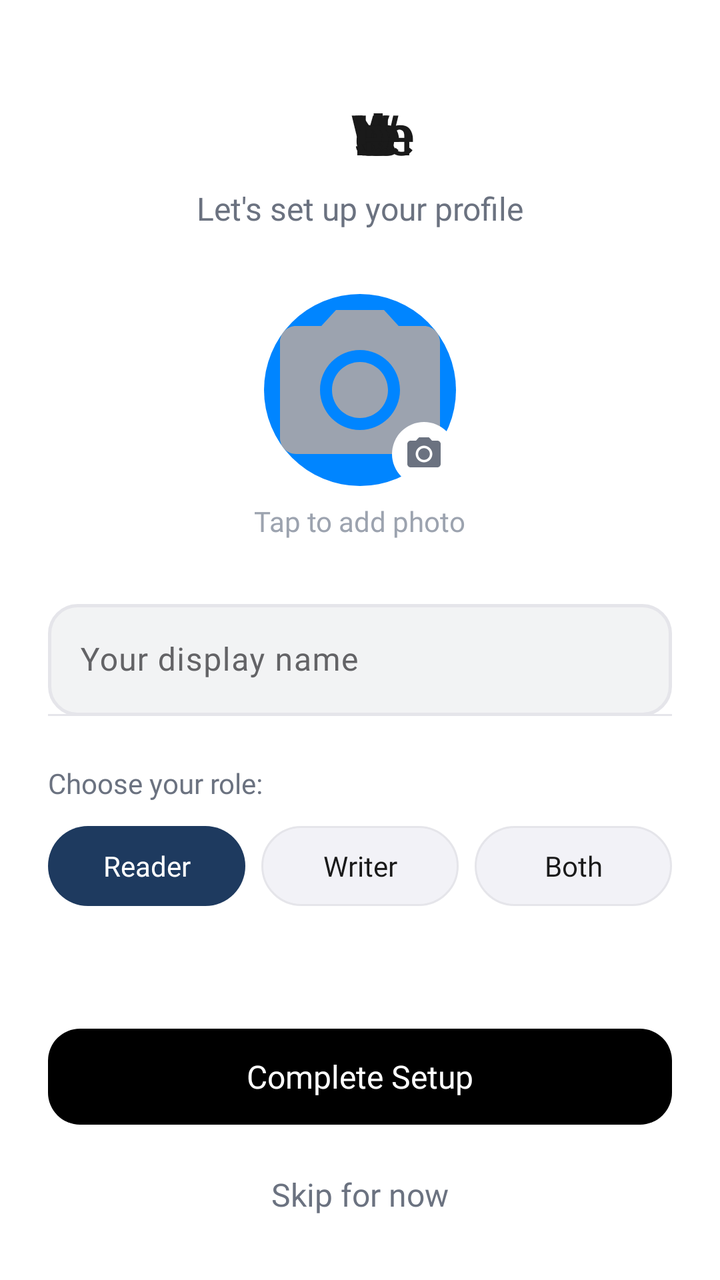
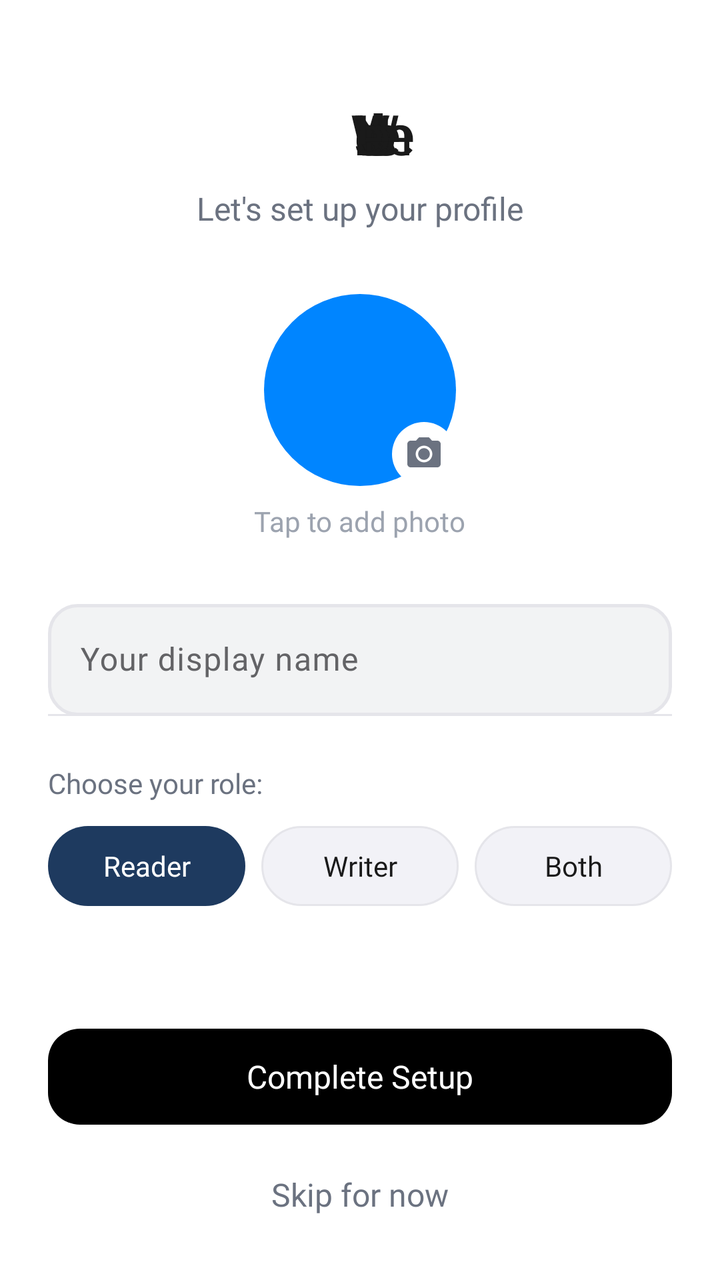

Compare the two renders of this Android layout. The source of the first and the diff that turns it into the second are given below.
<!-- AndroidManifest.xml: application theme Theme.NovelVerse -->
<!-- res/layout/fragment_profile_setup.xml -->
<?xml version="1.0" encoding="utf-8"?>
<FrameLayout
    xmlns:android="http://schemas.android.com/apk/res/android"
    xmlns:app="http://schemas.android.com/apk/res-auto"
    android:layout_width="match_parent"
    android:layout_height="match_parent"
    android:background="@color/white">

    <androidx.core.widget.NestedScrollView
        android:layout_width="match_parent"
        android:layout_height="match_parent"
        android:fillViewport="true">

        <LinearLayout
            android:layout_width="match_parent"
            android:layout_height="wrap_content"
            android:orientation="vertical"
            android:paddingHorizontal="24dp"
            android:paddingTop="48dp"
            android:paddingBottom="24dp"
            android:gravity="center_horizontal">

            
            <TextView
                android:layout_width="match_parent"
                android:layout_height="wrap_content"
                android:text="@string/welcome_to_novelverse"
                android:textSize="28sp"
                android:textColor="@color/onboarding_text_primary"
                android:fontFamily="@font/inter_bold"
                android:letterSpacing="-0.5"
                android:gravity="center" />

            
            <TextView
                android:layout_width="match_parent"
                android:layout_height="wrap_content"
                android:layout_marginTop="8dp"
                android:text="@string/lets_set_up_profile"
                android:textSize="16sp"
                android:textColor="@color/onboarding_text_secondary"
                android:fontFamily="@font/inter_regular"
                android:gravity="center" />

            
            <FrameLayout
                android:layout_width="96dp"
                android:layout_height="96dp"
                android:layout_marginTop="32dp">

                <ImageView
                    android:id="@+id/avatar_image"
                    android:layout_width="96dp"
                    android:layout_height="96dp"
                    android:scaleType="centerCrop"
                    android:background="@drawable/bg_avatar_circle"
                    android:src="@drawable/ic_camera"
                    android:tint="@color/onboarding_text_tertiary"
                    android:contentDescription="@string/profile_photo" />

                <ImageView
                    android:layout_width="32dp"
                    android:layout_height="32dp"
                    android:layout_gravity="bottom|end"
                    android:background="@drawable/bg_avatar_circle"
                    android:backgroundTint="@color/white"
                    android:src="@drawable/ic_camera"
                    android:tint="@color/onboarding_text_secondary"
                    android:padding="6dp"
                    android:contentDescription="@string/camera" />
            </FrameLayout>

            <TextView
                android:layout_width="wrap_content"
                android:layout_height="wrap_content"
                android:layout_marginTop="8dp"
                android:text="@string/tap_to_add_photo"
                android:textSize="14sp"
                android:textColor="@color/onboarding_text_tertiary"
                android:fontFamily="@font/inter_regular" />

            
            <com.google.android.material.textfield.TextInputLayout
                android:id="@+id/name_layout"
                android:layout_width="match_parent"
                android:layout_height="wrap_content"
                android:layout_marginTop="32dp"
                android:hint="@string/your_display_name"
                style="@style/Widget.Material3.TextInputLayout.FilledBox">
                <com.google.android.material.textfield.TextInputEditText
                    android:id="@+id/name_input"
                    android:layout_width="match_parent"
                    android:layout_height="56dp"
                    android:textSize="16sp"
                    android:inputType="textPersonName"
                    android:background="@drawable/bg_onboarding_chip_unselected" />
            </com.google.android.material.textfield.TextInputLayout>

            
            <TextView
                android:layout_width="match_parent"
                android:layout_height="wrap_content"
                android:layout_marginTop="24dp"
                android:text="@string/choose_your_role"
                android:textSize="14sp"
                android:textColor="@color/onboarding_text_secondary"
                android:fontFamily="@font/inter_medium" />

            
            <LinearLayout
                android:layout_width="match_parent"
                android:layout_height="wrap_content"
                android:layout_marginTop="12dp"
                android:gravity="center"
                android:orientation="horizontal">

                <TextView
                    android:id="@+id/pill_reader"
                    android:layout_width="0dp"
                    android:layout_height="40dp"
                    android:layout_weight="1"
                    android:gravity="center"
                    android:text="@string/reader"
                    android:textSize="14sp"
                    android:textColor="@color/white"
                    android:fontFamily="@font/inter_medium"
                    android:background="@drawable/bg_role_pill_selected" />

                <View android:layout_width="8dp" android:layout_height="0dp" />

                <TextView
                    android:id="@+id/pill_writer"
                    android:layout_width="0dp"
                    android:layout_height="40dp"
                    android:layout_weight="1"
                    android:gravity="center"
                    android:text="@string/writer"
                    android:textSize="14sp"
                    android:textColor="@color/onboarding_text_primary"
                    android:fontFamily="@font/inter_medium"
                    android:background="@drawable/bg_role_pill_unselected" />

                <View android:layout_width="8dp" android:layout_height="0dp" />

                <TextView
                    android:id="@+id/pill_both"
                    android:layout_width="0dp"
                    android:layout_height="40dp"
                    android:layout_weight="1"
                    android:gravity="center"
                    android:text="@string/both"
                    android:textSize="14sp"
                    android:textColor="@color/onboarding_text_primary"
                    android:fontFamily="@font/inter_medium"
                    android:background="@drawable/bg_role_pill_unselected" />
            </LinearLayout>

            
            <View
                android:layout_width="0dp"
                android:layout_height="0dp"
                android:layout_weight="1" />

            
            <com.google.android.material.button.MaterialButton
                android:id="@+id/btn_complete"
                android:layout_width="match_parent"
                android:layout_height="56dp"
                android:layout_marginTop="32dp"
                android:text="@string/complete_setup"
                android:textSize="16sp"
                android:textColor="@color/white"
                android:fontFamily="@font/inter_semibold"
                app:backgroundTint="@color/black"
                app:cornerRadius="16dp" />

            
            <TextView
                android:id="@+id/btn_skip"
                android:layout_width="wrap_content"
                android:layout_height="wrap_content"
                android:layout_marginTop="12dp"
                android:layout_gravity="center_horizontal"
                android:text="@string/skip_for_now"
                android:textSize="16sp"
                android:textColor="@color/onboarding_text_secondary"
                android:fontFamily="@font/inter_medium"
                android:background="?attr/selectableItemBackground"
                android:clickable="true"
                android:focusable="true"
                android:padding="8dp" />

        </LinearLayout>

    </androidx.core.widget.NestedScrollView>

</FrameLayout>
<!-- resources referenced by this layout -->
<resources>
  <style name="Theme.NovelVerse" parent="Theme.Material3.Light.NoActionBar">
  
          
          <item name="colorPrimary">@color/primary</item>
          <item name="colorPrimaryDark">@color/primary_dark</item>
          <item name="colorPrimaryContainer">@color/icon_bg_tint</item>
          <item name="colorOnPrimary">@color/on_primary</item>
          <item name="colorOnPrimaryContainer">@color/primary_dark</item>
  
          <item name="colorSecondary">@color/secondary</item>
          <item name="colorSecondaryContainer">@color/surface_variant</item>
          <item name="colorOnSecondary">@color/on_secondary</item>
          <item name="colorOnSecondaryContainer">@color/secondary_dark</item>
  
          <item name="colorTertiary">@color/accent</item>
          <item name="colorTertiaryContainer">@color/success_light</item>
          <item name="colorOnTertiary">@color/on_accent</item>
  
          
          <item name="android:colorBackground">@color/background</item>
          <item name="android:windowBackground">@drawable/bg_app_main</item>
  
          
          <item name="colorSurface">@color/surface</item>
          <item name="colorSurfaceVariant">@color/surface_variant</item>
  
          
          <item name="colorOnBackground">@color/text_primary_dark</item>
  
          
          <item name="colorOnSurface">@color/text_primary</item>
          <item name="colorOnSurfaceVariant">@color/text_secondary</item>
  
          
          <item name="colorError">@color/error</item>
          <item name="colorErrorContainer">@color/error_light</item>
          <item name="colorOnError">@color/white</item>
  
          
          <item name="colorOutline">@color/border</item>
  
          
          <item name="android:statusBarColor">@android:color/transparent</item>
          <item name="android:windowLightStatusBar" tools:targetApi="m">false</item>
          <item name="android:navigationBarColor">@android:color/transparent</item>
          <item name="android:windowLightNavigationBar" tools:targetApi="o_mr1">false</item>
          <item name="android:windowDrawsSystemBarBackgrounds">true</item>
          <item name="android:windowTranslucentStatus">false</item>
          <item name="android:windowTranslucentNavigation">false</item>
  
          
          <item name="textAppearanceDisplayLarge">@style/TextAppearance.NovelVerse.DisplayLarge</item>
          <item name="textAppearanceDisplayMedium">@style/TextAppearance.NovelVerse.DisplayMedium</item>
          <item name="textAppearanceDisplaySmall">@style/TextAppearance.NovelVerse.DisplaySmall</item>
          <item name="textAppearanceHeadlineLarge">@style/TextAppearance.NovelVerse.HeadlineLarge</item>
          <item name="textAppearanceHeadlineMedium">@style/TextAppearance.NovelVerse.HeadlineMedium</item>
          <item name="textAppearanceHeadlineSmall">@style/TextAppearance.NovelVerse.HeadlineSmall</item>
          <item name="textAppearanceTitleLarge">@style/TextAppearance.NovelVerse.TitleLarge</item>
          <item name="textAppearanceTitleMedium">@style/TextAppearance.NovelVerse.TitleMedium</item>
          <item name="textAppearanceTitleSmall">@style/TextAppearance.NovelVerse.TitleSmall</item>
          <item name="textAppearanceBodyLarge">@style/TextAppearance.NovelVerse.BodyLarge</item>
          <item name="textAppearanceBodyMedium">@style/TextAppearance.NovelVerse.BodyMedium</item>
          <item name="textAppearanceBodySmall">@style/TextAppearance.NovelVerse.BodySmall</item>
          <item name="textAppearanceLabelLarge">@style/TextAppearance.NovelVerse.LabelLarge</item>
          <item name="textAppearanceLabelMedium">@style/TextAppearance.NovelVerse.LabelMedium</item>
          <item name="textAppearanceLabelSmall">@style/TextAppearance.NovelVerse.LabelSmall</item>
  
          
          <item name="shapeAppearanceSmallComponent">@style/ShapeAppearance.NovelVerse.SmallComponent</item>
          <item name="shapeAppearanceMediumComponent">@style/ShapeAppearance.NovelVerse.MediumComponent</item>
          <item name="shapeAppearanceLargeComponent">@style/ShapeAppearance.NovelVerse.LargeComponent</item>
  
          
          <item name="materialButtonStyle">@style/Widget.NovelVerse.Button</item>
          <item name="materialButtonOutlinedStyle">@style/Widget.NovelVerse.Button.Outlined</item>
          <item name="textButtonStyle">@style/Widget.NovelVerse.Button.Text</item>
          <item name="materialCardViewStyle">@style/Widget.NovelVerse.Card</item>
          <item name="textInputStyle">@style/Widget.NovelVerse.TextInput</item>
          <item name="bottomNavigationStyle">@style/Widget.NovelVerse.BottomNav</item>
          <item name="toolbarStyle">@style/Widget.NovelVerse.Toolbar</item>
          <item name="tabStyle">@style/Widget.NovelVerse.Tab</item>
          <item name="chipStyle">@style/Widget.NovelVerse.Chip</item>
          <item name="snackbarStyle">@style/Widget.NovelVerse.Snackbar</item>
          <item name="bottomSheetDialogTheme">@style/Theme.NovelVerse.BottomSheet</item>
  
          
          <item name="colorSurfaceCardStroke">@color/surface_card_stroke</item>
          <item name="colorSurfaceCardSecondary">@color/surface_card_secondary</item>
          <item name="colorSurfaceCardTertiary">@color/surface_card_tertiary</item>
          <item name="colorDragHandle">@color/drag_handle</item>
          <item name="colorIconBgTint">@color/icon_bg_tint</item>
          <item name="colorIconTintPrimary">@color/icon_tint_primary</item>
          <item name="colorButtonSecondaryBg">@color/button_secondary_bg</item>
          <item name="colorChipInactiveBg">@color/chip_inactive_bg</item>
          <item name="colorChipInactiveStroke">@color/chip_inactive_stroke</item>
          <item name="colorSearchBarBg">@color/search_bar_bg</item>
      </style>
  <!-- unchanged entries left out for length: 86 -->
</resources>

<!-- the commit's change to res/layout/fragment_profile_setup.xml (unified diff, before → after) -->
@@ -54,7 +54,7 @@
                     android:layout_height="96dp"
                     android:scaleType="centerCrop"
                     android:background="@drawable/bg_avatar_circle"
-                    android:src="@drawable/ic_camera"
+                    
                     android:tint="@color/onboarding_text_tertiary"
                     android:contentDescription="@string/profile_photo" />
 
<!-- resource entries referenced after the edit -->
@@ -43,7 +43,7 @@
   
           
           <item name="android:statusBarColor">@android:color/transparent</item>
-          <item name="android:windowLightStatusBar" tools:targetApi="m">false</item>
+          <item name="android:windowLightStatusBar" tools:targetApi="m">true</item>
           <item name="android:navigationBarColor">@android:color/transparent</item>
           <item name="android:windowLightNavigationBar" tools:targetApi="o_mr1">false</item>
           <item name="android:windowDrawsSystemBarBackgrounds">true</item>
